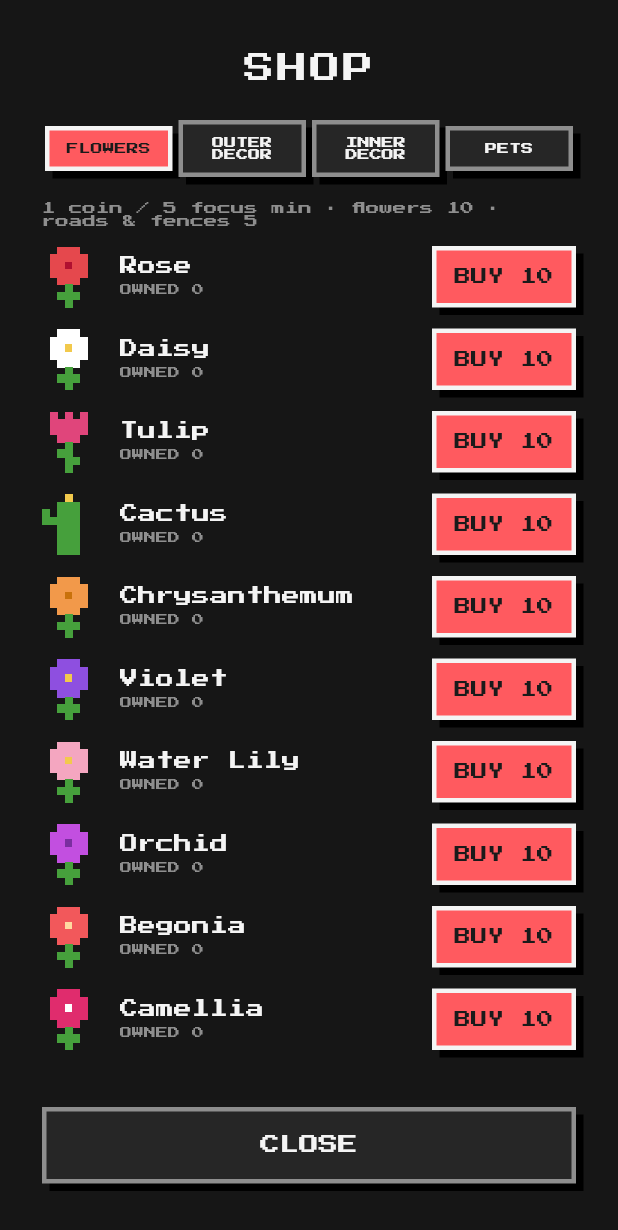
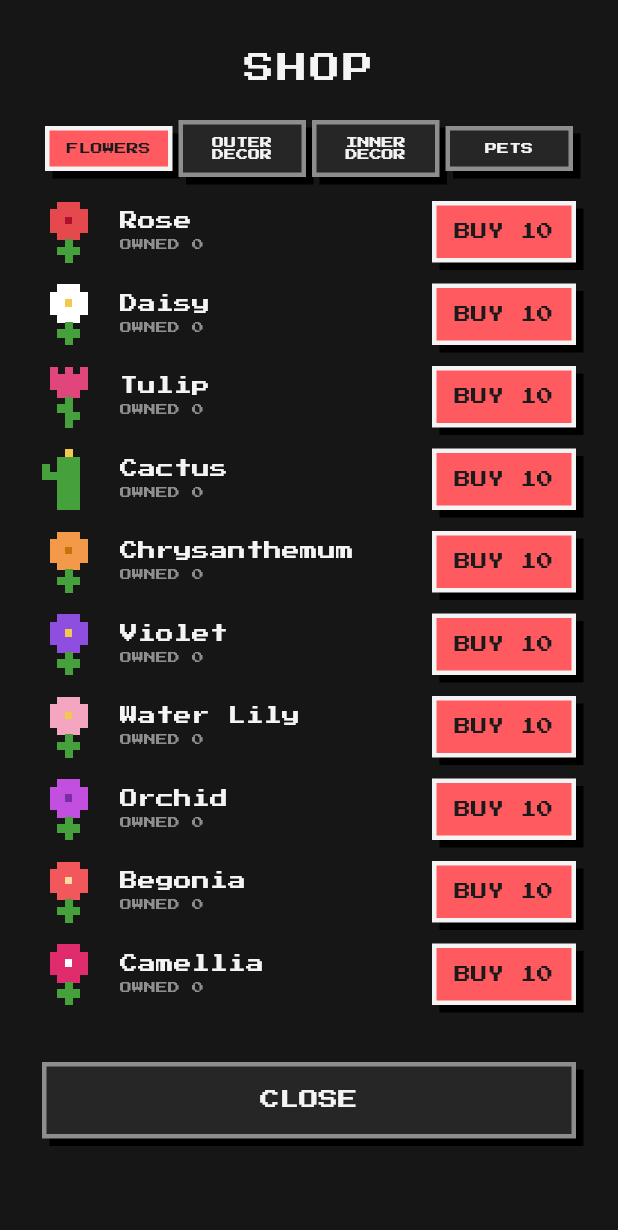
Before and after one commit to hero-999-dev/pixel_pomo, a Flutter app: the screen it shows after launch, after a tap on "1000", on a phone screen of 412 x 824 dp. Shown: the top 1230 px of the screen. Run offline on Flutter 3.47's test engine with Material 3 defaults, Android fonts, the phone set to English and light mode, and no system bars; our stand-ins replace share_plus, shared_preferences; missing offline and left inert: wallpaper_manager_flutter.

Commit message:
feat(shop): remove the flowers-tab help text (v14 #7)

```diff
--- a/flutter/lib/main.dart
+++ b/flutter/lib/main.dart
@@ -772,8 +772,6 @@ class _ShopScreenState extends State<ShopScreen> {
       ]),
       const SizedBox(height: 16),
       if (_tab == 0) ...[
-        Text(t(lang, 'shopHelp'), style: pixelStyle(lang, 9, col(th.onSurfaceDim))),
-        const SizedBox(height: 12),
         for (final f in Flowers.all) _flowerRow(s, th, lang, f),
       ] else if (_tab == 1) ...[
         for (final id in Placeables.objectIds) _objectRow(s, th, lang, id),
```
